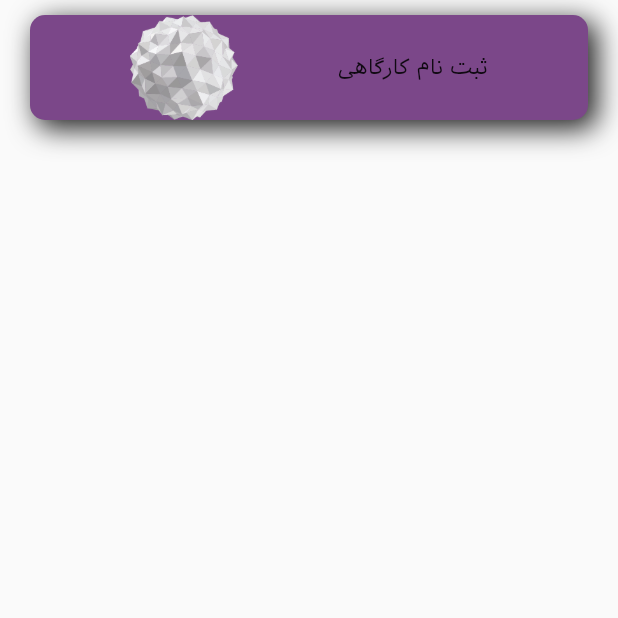
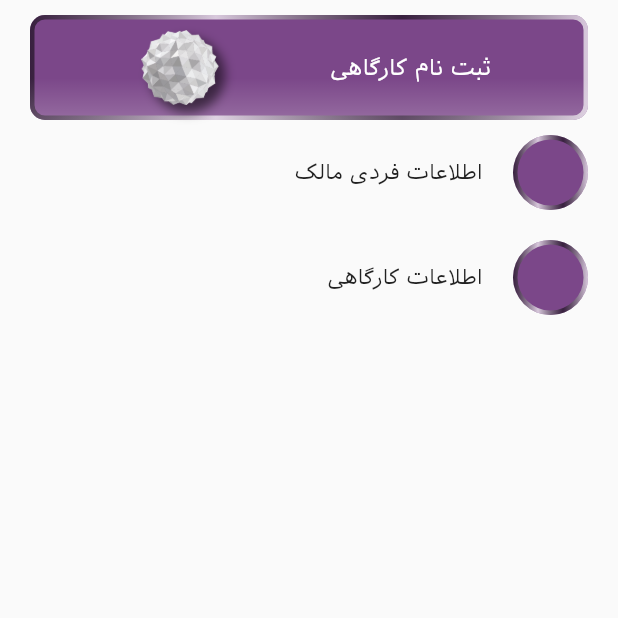
Before and after one commit to mohammadne/Qc-Register, a Flutter app: the screen it shows after launch, on a phone screen of 412 x 824 dp, the top half of it. Run offline on Flutter 3.47's test engine with Material 2 defaults, Android fonts, the phone set to English and light mode, and no system bars.

Commit message:
add border interface

```diff
--- a/lib/routes/Workshop_data.dart
+++ b/lib/routes/Workshop_data.dart
@@ -0,0 +1,32 @@
+import 'package:flutter/material.dart';
+import 'package:qc_register/utils/container_box.dart';
+import 'package:qc_register/utils/route_template.dart';
+
+class WorkShopDataRoute extends StatelessWidget {
+  @override
+  Widget build(BuildContext context) {
+    return RouteTemplateUtil(
+      text: "اطلاعات کارگاهی",
+      children: <Widget>[
+        ContainerBox(
+          children: <Widget>[
+            Text("zsdsdg"),
+            Text("zsdsdg"),
+            Text("zsdsdg"),
+            Text("zsdsdg"),
+            Text("zsdsdg"),
+            Text("zsdsdg"),
+            Text("zsdsdg"),
+            Text("zsdsdg"),
+            Text("zsdsdg"),
+            Text("zsdsdg"),
+            Text("zsdsdg"),
+            Text("zsdsdg"),
+            Text("zsdsdg"),
+            Text("zsdsdg"),
+          ],
+        ),
+      ],
+    );
+  }
+}
--- a/lib/routes/landing.dart
+++ b/lib/routes/landing.dart
@@ -1,4 +1,6 @@
 import 'package:flutter/material.dart';
+import 'package:qc_register/routes/Workshop_data.dart';
+import 'package:qc_register/routes/personal_data.dart';
 import 'package:qc_register/utils/sizing.dart';
 import 'package:qc_register/utils/title.dart';
 
@@ -17,7 +19,16 @@ class LandingRoute extends StatelessWidget {
               ),
               Expanded(
                 child: ListView(
-                  children: <Widget>[],
+                  children: <Widget>[
+                    PersonalDataRoute(),
+                    Container(
+                      padding: CustomPaddings.normalPadding,
+                    ),
+                    WorkShopDataRoute(),
+                    Container(
+                      padding: CustomPaddings.normalPadding,
+                    ),
+                  ],
                 ),
               ),
             ],
--- a/lib/routes/personal_data.dart
+++ b/lib/routes/personal_data.dart
@@ -0,0 +1,32 @@
+import 'package:flutter/material.dart';
+import 'package:qc_register/utils/container_box.dart';
+import 'package:qc_register/utils/route_template.dart';
+
+class PersonalDataRoute extends StatelessWidget {
+  @override
+  Widget build(BuildContext context) {
+    return RouteTemplateUtil(
+      text: "اطلاعات فردی مالک",
+      children: <Widget>[
+        ContainerBox(
+          children: <Widget>[
+            Text("zsdsdg"),
+            Text("zsdsdg"),
+            Text("zsdsdg"),
+            Text("zsdsdg"),
+            Text("zsdsdg"),
+            Text("zsdsdg"),
+            Text("zsdsdg"),
+            Text("zsdsdg"),
+            Text("zsdsdg"),
+            Text("zsdsdg"),
+            Text("zsdsdg"),
+            Text("zsdsdg"),
+            Text("zsdsdg"),
+            Text("zsdsdg"),
+          ],
+        ),
+      ],
+    );
+  }
+}
--- /dev/null
+++ b/lib/utils/circle_button.dart
@@ -0,0 +1,44 @@
+import 'package:flutter/material.dart';
+import 'package:qc_register/utils/sizing.dart';
+
+import 'gradient_border.dart';
+
+class CircleButtonUtil extends StatelessWidget {
+  final String text;
+  final Function onPressed;
+  CircleButtonUtil({
+    @required this.text,
+    @required this.onPressed,
+  });
+  @override
+  Widget build(BuildContext context) {
+    return Directionality(
+      textDirection: TextDirection.rtl,
+      child: InkWell(
+        onTap: onPressed,
+        child: Row(
+          children: <Widget>[
+            Container(
+              height: 50,
+              width: 50,
+              decoration: BoxDecoration(
+                shape: BoxShape.circle,
+                color: CustomColors.pinkColor,
+              ),
+              child: UnicornOutlineButton(
+                strokeWidth: 3,
+                radius: 100,
+                gradient: CustomGradient.gradient,
+                child: Container(),
+              ),
+            ),
+            SizedBox(
+              width: 20,
+            ),
+            Text(text),
+          ],
+        ),
+      ),
+    );
+  }
+}
--- /dev/null
+++ b/lib/utils/container_box.dart
@@ -0,0 +1,42 @@
+import 'package:flutter/material.dart';
+import 'package:qc_register/utils/sizing.dart';
+
+import 'gradient_border.dart';
+
+class ContainerBox extends StatelessWidget {
+  ContainerBox({@required this.children});
+  final List<Widget> children;
+  @override
+  Widget build(BuildContext context) {
+    return Container(
+      width: MediaQuery.of(context).size.width - 40,
+      margin: CustomPaddings.smallPadding,
+      decoration: BoxDecoration(
+        borderRadius: CustomBorders.normalBorderRadius,
+        gradient: LinearGradient(
+          colors: [
+            Colors.black26,
+            Colors.white,
+          ],
+          stops: [0.0, 1.0],
+          begin: Alignment.topCenter,
+          end: Alignment.bottomCenter,
+        ),
+      ),
+      child: UnicornOutlineButton(
+          strokeWidth: 3,
+          radius: 10,
+          gradient: CustomGradient.gradient,
+          child: Column(
+            mainAxisSize: MainAxisSize.min,
+            children: children,
+          )
+          // child: ListView(
+          //   physics: NeverScrollableScrollPhysics(),
+          //   shrinkWrap: true,
+          //   children: children,
+          // ),
+          ),
+    );
+  }
+}
--- /dev/null
+++ b/lib/utils/gradient_border.dart
@@ -0,0 +1,91 @@
+import 'package:flutter/material.dart';
+
+class UnicornOutlineButton extends StatelessWidget {
+  final _GradientPainter _painter;
+  final Widget _child;
+  final VoidCallback _callback;
+  final double _radius;
+
+  UnicornOutlineButton({
+    @required double strokeWidth,
+    @required double radius,
+    @required Gradient gradient,
+    @required Widget child,
+    VoidCallback onPressed,
+  })  : this._painter = _GradientPainter(
+            strokeWidth: strokeWidth, radius: radius, gradient: gradient),
+        this._child = child,
+        this._callback = onPressed,
+        this._radius = radius;
+
+  @override
+  Widget build(BuildContext context) {
+    return LayoutBuilder(
+      builder: (_, constraint) {
+        print(constraint.maxHeight.toString() + '*****');
+        print(constraint.minHeight.toString() + '------');
+        return Container(
+          height: 200,
+          child: CustomPaint(
+            painter: _painter,
+            child: InkWell(
+              borderRadius: BorderRadius.circular(_radius),
+              onTap: _callback,
+              child: Container(
+                constraints: BoxConstraints(minWidth: 88, minHeight: 48),
+                child: Row(
+                  mainAxisSize: MainAxisSize.min,
+                  mainAxisAlignment: MainAxisAlignment.center,
+                  children: <Widget>[
+                    _child,
+                  ],
+                ),
+              ),
+            ),
+          ),
+        );
+      },
+    );
+  }
+}
+
+class _GradientPainter extends CustomPainter {
+  final Paint _paint = Paint();
+  final double radius;
+  final double strokeWidth;
+  final Gradient gradient;
+
+  _GradientPainter(
+      {@required double strokeWidth,
+      @required double radius,
+      @required Gradient gradient})
+      : this.strokeWidth = strokeWidth,
+        this.radius = radius,
+        this.gradient = gradient;
+
+  @override
+  void paint(Canvas canvas, Size size) {
+    // create outer rectangle equals size
+    Rect outerRect = Offset.zero & size;
+    var outerRRect =
+        RRect.fromRectAndRadius(outerRect, Radius.circular(radius));
+
+    // create inner rectangle smaller by strokeWidth
+    Rect innerRect = Rect.fromLTWH(strokeWidth, strokeWidth,
+        size.width - strokeWidth * 2, size.height - strokeWidth * 2);
+    var innerRRect = RRect.fromRectAndRadius(
+        innerRect, Radius.circular(radius - strokeWidth));
+
+    // apply gradient shader
+    _paint.shader = gradient.createShader(outerRect);
+
+    // create difference between outer and inner paths and draw it
+    Path path1 = Path()..addRRect(outerRRect);
+    Path path2 = Path()..addRRect(innerRRect);
+    var path = Path.combine(PathOperation.difference, path1, path2);
+    canvas.drawPath(path, _paint);
+  }
+
+  @override
+  bool shouldRepaint(CustomPainter oldDelegate) => oldDelegate != this;
+}
--- /dev/null
+++ b/lib/utils/route_template.dart
@@ -0,0 +1,62 @@
+import 'package:flutter/material.dart';
+import 'package:qc_register/utils/circle_button.dart';
+
+class RouteTemplateUtil extends StatefulWidget {
+  final String text;
+  final List<Widget> children;
+  RouteTemplateUtil({
+    @required this.text,
+    @required this.children,
+  });
+
+  @override
+  _RouteTemplateUtilState createState() => _RouteTemplateUtilState();
+}
+
+class _RouteTemplateUtilState extends State<RouteTemplateUtil>
+    with SingleTickerProviderStateMixin {
+  AnimationController controller;
+  Animation<double> animation;
+
+  @override
+  initState() {
+    super.initState();
+    controller = AnimationController(
+      duration: const Duration(milliseconds: 500),
+      vsync: this,
+    );
+    animation = CurvedAnimation(
+      parent: controller,
+      curve: Curves.linear,
+    );
+  }
+
+  bool expanded = false;
+  @override
+  Widget build(BuildContext context) {
+    return Column(
+      children: <Widget>[
+        CircleButtonUtil(
+          onPressed: () => setState(() {
+            expanded = !expanded;
+            if (expanded)
+              controller.forward();
+            else
+              controller.reverse();
+          }),
+          text: widget.text,
+        ),
+        expanded
+            ? FadeTransition(
+                opacity: animation,
+                child: ListView(
+                  shrinkWrap: true,
+                  physics: NeverScrollableScrollPhysics(),
+                  children: widget.children,
+                ),
+              )
+            : Container(),
+      ],
+    );
+  }
+}
--- a/lib/utils/sizing.dart
+++ b/lib/utils/sizing.dart
@@ -1,17 +1,32 @@
 import 'package:flutter/cupertino.dart';
+import 'package:flutter/material.dart';
 
 class CustomPaddings {
+  static const EdgeInsets smallPadding = EdgeInsets.symmetric(vertical: 5);
   static const EdgeInsets normalPadding = EdgeInsets.symmetric(vertical: 10);
+  static const EdgeInsets bigPadding = EdgeInsets.symmetric(vertical: 30);
 }
 
 class CustomBorders {
   static BorderRadius normalBorderRadius = BorderRadius.circular(10);
+  static const Radius normalRadius = Radius.circular(10);
 }
 
 class CustomColors {
   static const pinkColor = Color(0xff7B4789);
 }
 
-class Size {
+class CustomSize {
   static const double titleHeight = 70;
 }
+
+class CustomGradient {
+  static const gradient = LinearGradient(
+    colors: [
+      Colors.black54,
+      Colors.white70,
+      Colors.black54,
+      Colors.white70,
+    ],
+  );
+}
--- a/lib/utils/title.dart
+++ b/lib/utils/title.dart
@@ -1,30 +1,70 @@
 import 'package:flutter/material.dart';
 import 'package:qc_register/utils/sizing.dart';
+
+import 'gradient_border.dart';
 
 class TitleUtil extends StatelessWidget {
   @override
   Widget build(BuildContext context) {
     return Container(
       width: MediaQuery.of(context).size.width,
-      height: Size.titleHeight,
+      height: CustomSize.titleHeight,
       decoration: BoxDecoration(
+        borderRadius: CustomBorders.normalBorderRadius,
         color: CustomColors.pinkColor,
+      ),
+      child: UnicornOutlineButton(
+        strokeWidth: 3,
+        radius: 10,
+        gradient: CustomGradient.gradient,
+        child: Stack(
+          alignment: Alignment.center,
+          fit: StackFit.loose,
+          children: <Widget>[
+            Container(
+              width: MediaQuery.of(context).size.width - 40,
+              decoration: BoxDecoration(
                 borderRadius: CustomBorders.normalBorderRadius,
+                gradient: LinearGradient(
+                  colors: [
+                    Colors.white.withOpacity(0.0),
+                    Colors.white.withOpacity(0.2),
+                  ],
+                  stops: [0.6, 1.0],
+                  begin: Alignment.topCenter,
+                  end: Alignment.bottomCenter,
+                ),
+              ),
+            ),
+            Container(
+              width: MediaQuery.of(context).size.width - 40,
+              child: Row(
+                mainAxisAlignment: MainAxisAlignment.spaceEvenly,
+                children: <Widget>[
+                  Container(
+                    margin: EdgeInsets.all(10),
+                    decoration: BoxDecoration(
+                      shape: BoxShape.circle,
                       boxShadow: [
                         BoxShadow(
-            color: Colors.black87,
+                          color: Colors.black54,
                           offset: Offset(5.0, 5.0),
-            blurRadius: 15.0,
-            spreadRadius: 1.0,
+                          blurRadius: 5.0,
+                          spreadRadius: 0.0,
                         ),
                       ],
                     ),
-      child: Row(
-        mainAxisAlignment: MainAxisAlignment.spaceEvenly,
-        children: <Widget>[
-          Image.asset("assets/images/logo.png"),
-          Text("ثبت نام کارگاهی")
+                    child: Image.asset("assets/images/logo.png"),
+                  ),
+                  Text(
+                    "ثبت نام کارگاهی",
+                    style: TextStyle(color: Colors.white, fontSize: 15),
+                  )
                 ],
+              ),
+            ),
+          ],
+        ),
       ),
     );
   }
--- a/pubspec.yaml
+++ b/pubspec.yaml
@@ -14,7 +14,7 @@ description: A new Flutter project.
 version: 1.0.0+1
 
 environment:
-  sdk: ">=2.1.0 <3.0.0"
+  sdk: ">=2.6.0 <3.0.0"
 
 dependencies:
   flutter:
```
Also changed, not shown: lib/utils/container_text_field.dart (added), pubspec.lock, 1 other file. Lines whose indentation alone changed are shown as unchanged.
